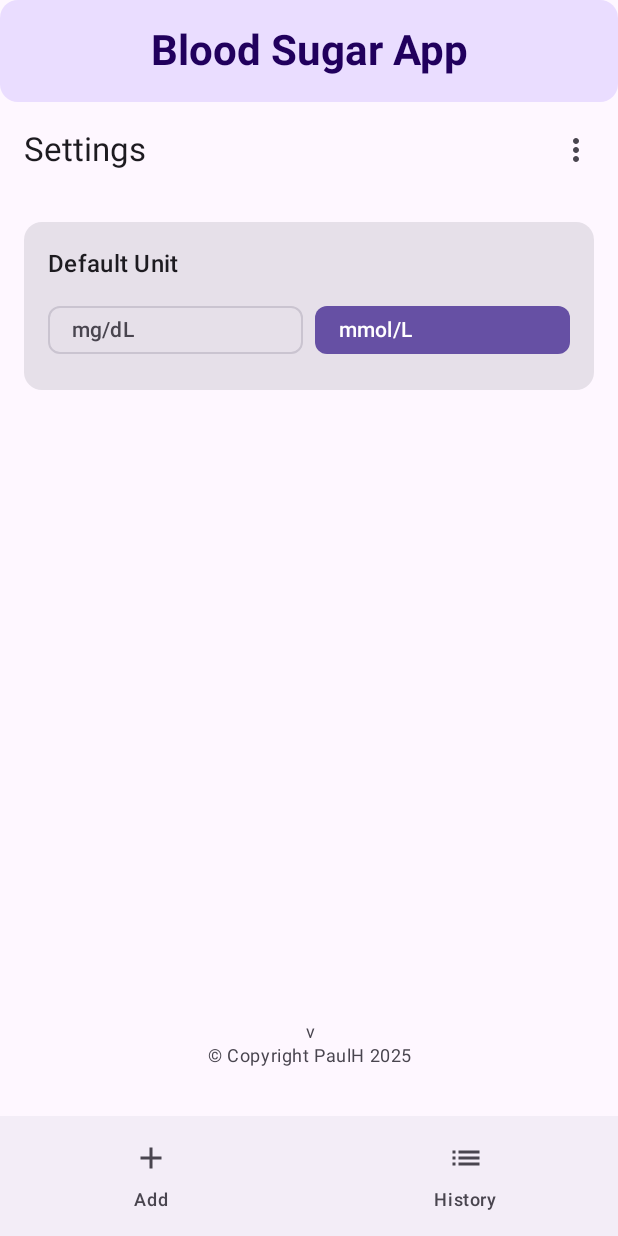
After one commit to paulharvey2012/BloodSugarApp, an Android app built with Jetpack Compose: the SettingsScreen screen opened through its navigation route, on a phone screen of 412 x 824 dp. The commit adds this screen. Run offline under Robolectric (Android 15) with nearby library versions, the phone set to English and light mode, and no system bars; our stand-ins replace Room's generated code.

Commit message:
Implement settings screen for unit preference and integrate DataStore for persistence

```diff
--- a/app/src/main/java/com/bloodsugar/app/MainActivity.kt
+++ b/app/src/main/java/com/bloodsugar/app/MainActivity.kt
@@ -10,6 +10,8 @@ import androidx.compose.ui.Modifier
 import androidx.lifecycle.viewmodel.compose.viewModel
 import com.bloodsugar.app.data.AppDatabase
 import com.bloodsugar.app.data.ReadingRepository
+import com.bloodsugar.app.data.UnitPreferences
+import com.bloodsugar.app.data.dataStore
 import com.bloodsugar.app.ui.BloodSugarApp
 import com.bloodsugar.app.ui.ReadingViewModel
 import com.bloodsugar.app.ui.ReadingViewModelFactory
@@ -21,7 +23,9 @@ class MainActivity : ComponentActivity() {
 
         val database = AppDatabase.getDatabase(this)
         val repository = ReadingRepository(database.readingDao())
-        val viewModelFactory = ReadingViewModelFactory(repository)
+        // Provide DataStore-backed UnitPreferences so unit selection persists across app restarts
+        val unitPrefs = UnitPreferences(applicationContext.dataStore)
+        val viewModelFactory = ReadingViewModelFactory(repository, unitPrefs)
 
         setContent {
             BloodSugarAppTheme {
--- /dev/null
+++ b/app/src/main/java/com/bloodsugar/app/data/UnitPreferences.kt
@@ -0,0 +1,31 @@
+package com.bloodsugar.app.data
+
+import android.content.Context
+import androidx.datastore.core.DataStore
+import androidx.datastore.preferences.core.Preferences
+import androidx.datastore.preferences.core.edit
+import androidx.datastore.preferences.core.stringPreferencesKey
+import androidx.datastore.preferences.preferencesDataStore
+import kotlinx.coroutines.flow.Flow
+import kotlinx.coroutines.flow.map
+
+// DataStore delegate (top-level) — uses "settings" as filename
+val Context.dataStore: DataStore<Preferences> by preferencesDataStore(name = "settings")
+
+class UnitPreferences(private val dataStore: DataStore<Preferences>) {
+    companion object {
+        private val UNIT_KEY = stringPreferencesKey("default_unit")
+        const val DEFAULT_UNIT = "mmol/L"
+    }
+
+    val unitFlow: Flow<String> = dataStore.data
+        .map { prefs ->
+            prefs[UNIT_KEY] ?: DEFAULT_UNIT
+        }
+
+    suspend fun setUnit(unit: String) {
+        dataStore.edit { prefs ->
+            prefs[UNIT_KEY] = unit
+        }
+    }
+}
--- a/app/src/main/java/com/bloodsugar/app/ui/AddReadingScreen.kt
+++ b/app/src/main/java/com/bloodsugar/app/ui/AddReadingScreen.kt
@@ -17,6 +17,7 @@ import com.bloodsugar.app.ui.components.VersionFooter
 import com.bloodsugar.app.ui.theme.BloodSugarAppTheme
 import java.text.SimpleDateFormat
 import java.util.*
+import androidx.lifecycle.compose.collectAsStateWithLifecycle
 
 @OptIn(ExperimentalMaterial3Api::class)
 @Composable
@@ -25,7 +26,6 @@ fun AddReadingScreen(viewModel: ReadingViewModel) {
     var value by remember { mutableStateOf("") }
     var notes by remember { mutableStateOf("") }
     var selectedDate by remember { mutableStateOf(Date()) }
-    var selectedUnit by remember { mutableStateOf("mmol/L") }
 
     // Date and Time picker states
     var showDatePicker by remember { mutableStateOf(false) }
@@ -45,6 +45,9 @@ fun AddReadingScreen(viewModel: ReadingViewModel) {
 
     val dateFormatter = SimpleDateFormat("MMM dd, yyyy", Locale.getDefault())
     val timeFormatter = SimpleDateFormat("HH:mm", Locale.getDefault())
+
+    // Read unit preference from ViewModel
+    val selectedUnit by viewModel.unit.collectAsStateWithLifecycle(initialValue = "mmol/L")
 
     // Date Picker Dialog
     if (showDatePicker) {
@@ -132,26 +135,30 @@ fun AddReadingScreen(viewModel: ReadingViewModel) {
                         FilterChip(
                             onClick = {
                                 selectedType = 0
+                                // Keep existing unit preference (do not override)
                             },
                             label = { Text("Blood Sugar") },
                             selected = selectedType == 0,
                             modifier = Modifier.weight(1f),
                             colors = FilterChipDefaults.filterChipColors(
                                 selectedContainerColor = MaterialTheme.colorScheme.primary,
-                                selectedLabelColor = MaterialTheme.colorScheme.onPrimary
+                                selectedLabelColor = MaterialTheme.colorScheme.onPrimary,
+                                selectedLeadingIconColor = MaterialTheme.colorScheme.onPrimary
                             )
                         )
                         FilterChip(
                             onClick = {
                                 selectedType = 1
-                                selectedUnit = "mmol/L"
+                                // Default unit for ketones is mmol/L
+                                viewModel.setUnit("mmol/L")
                             },
                             label = { Text("Ketones") },
                             selected = selectedType == 1,
                             modifier = Modifier.weight(1f),
                             colors = FilterChipDefaults.filterChipColors(
                                 selectedContainerColor = MaterialTheme.colorScheme.primary,
-                                selectedLabelColor = MaterialTheme.colorScheme.onPrimary
+                                selectedLabelColor = MaterialTheme.colorScheme.onPrimary,
+                                selectedLeadingIconColor = MaterialTheme.colorScheme.onPrimary
                             )
                         )
                     }
@@ -159,8 +166,7 @@ fun AddReadingScreen(viewModel: ReadingViewModel) {
             }
         }
 
-        // Unit Selection (for Blood Sugar)
-        if (selectedType == 0) {
+        // Unit display (now uses app preference from Settings)
         item {
             Card(
                 modifier = Modifier.fillMaxWidth()
@@ -173,32 +179,10 @@ fun AddReadingScreen(viewModel: ReadingViewModel) {
                         style = MaterialTheme.typography.titleMedium
                     )
                     Spacer(modifier = Modifier.height(8.dp))
-                        Row(
-                            modifier = Modifier.fillMaxWidth(),
-                            horizontalArrangement = Arrangement.spacedBy(8.dp)
-                        ) {
-                            FilterChip(
-                                onClick = { selectedUnit = "mg/dL" },
-                                label = { Text("mg/dL") },
-                                selected = selectedUnit == "mg/dL",
-                                modifier = Modifier.weight(1f),
-                                colors = FilterChipDefaults.filterChipColors(
-                                    selectedContainerColor = MaterialTheme.colorScheme.primary,
-                                    selectedLabelColor = MaterialTheme.colorScheme.onPrimary
+                    Text(
+                        text = selectedUnit,
+                        style = MaterialTheme.typography.bodyMedium
                     )
-                            )
-                            FilterChip(
-                                onClick = { selectedUnit = "mmol/L" },
-                                label = { Text("mmol/L") },
-                                selected = selectedUnit == "mmol/L",
-                                modifier = Modifier.weight(1f),
-                                colors = FilterChipDefaults.filterChipColors(
-                                    selectedContainerColor = MaterialTheme.colorScheme.primary,
-                                    selectedLabelColor = MaterialTheme.colorScheme.onPrimary
-                                )
-                            )
-                        }
-                    }
                 }
             }
         }
--- a/app/src/main/java/com/bloodsugar/app/ui/BloodSugarApp.kt
+++ b/app/src/main/java/com/bloodsugar/app/ui/BloodSugarApp.kt
@@ -4,11 +4,11 @@ import androidx.compose.foundation.layout.*
 import androidx.compose.material.icons.Icons
 import androidx.compose.material.icons.filled.Add
 import androidx.compose.material.icons.filled.List
+import androidx.compose.material.icons.filled.MoreVert
 import androidx.compose.material3.*
 import androidx.compose.runtime.*
 import androidx.compose.ui.Modifier
 import androidx.compose.ui.tooling.preview.Preview
-import androidx.compose.ui.unit.dp
 import androidx.navigation.NavGraph.Companion.findStartDestination
 import androidx.navigation.compose.NavHost
 import androidx.navigation.compose.composable
@@ -34,15 +34,38 @@ fun BloodSugarApp(viewModel: ReadingViewModel) {
 
         Scaffold(
             topBar = {
+                var menuExpanded by remember { mutableStateOf(false) }
+
                 TopAppBar(
                     title = {
                         Text(
                             text = when (currentDestination?.route) {
                                 "add_reading" -> "Add Reading"
                                 "history" -> "Reading History"
+                                "settings" -> "Settings"
                                 else -> "Add Reading"
                             }
                         )
+                    },
+                    actions = {
+                        IconButton(onClick = { menuExpanded = true }) {
+                            Icon(Icons.Default.MoreVert, contentDescription = "Menu")
+                        }
+                        DropdownMenu(
+                            expanded = menuExpanded,
+                            onDismissRequest = { menuExpanded = false }
+                        ) {
+                            DropdownMenuItem(text = { Text("Settings") }, onClick = {
+                                menuExpanded = false
+                                navController.navigate("settings") {
+                                    popUpTo(navController.graph.findStartDestination().id) {
+                                        saveState = true
+                                    }
+                                    launchSingleTop = true
+                                    restoreState = true
+                                }
+                            })
+                        }
                     }
                 )
             },
@@ -89,6 +112,9 @@ fun BloodSugarApp(viewModel: ReadingViewModel) {
                 }
                 composable("history") {
                     HistoryScreen(viewModel = viewModel)
+                }
+                composable("settings") {
+                    SettingsScreen(viewModel = viewModel)
                 }
             }
         }
--- a/app/src/main/java/com/bloodsugar/app/ui/ReadingViewModel.kt
+++ b/app/src/main/java/com/bloodsugar/app/ui/ReadingViewModel.kt
@@ -5,18 +5,46 @@ import androidx.lifecycle.ViewModelProvider
 import androidx.lifecycle.viewModelScope
 import com.bloodsugar.app.data.Reading
 import com.bloodsugar.app.data.ReadingRepository
+import com.bloodsugar.app.data.UnitPreferences
 import kotlinx.coroutines.flow.Flow
 import kotlinx.coroutines.flow.MutableStateFlow
 import kotlinx.coroutines.flow.StateFlow
 import kotlinx.coroutines.launch
 import java.util.Date
 
-class ReadingViewModel(private val repository: ReadingRepository) : ViewModel() {
+class ReadingViewModel(
+    private val repository: ReadingRepository,
+    private val unitPreferences: UnitPreferences? = null
+) : ViewModel() {
 
     val allReadings: Flow<List<Reading>> = repository.getAllReadings()
 
     private val _uiState = MutableStateFlow(ReadingUiState())
     val uiState: StateFlow<ReadingUiState> = _uiState
+
+    // Unit preference: in-memory default, but if UnitPreferences is provided it will be kept in sync
+    private val _unit = MutableStateFlow(UnitPreferences.DEFAULT_UNIT)
+    val unit: StateFlow<String> = _unit
+
+    init {
+        unitPreferences?.let { prefs ->
+            viewModelScope.launch {
+                prefs.unitFlow.collect { value ->
+                    _unit.value = value
+                }
+            }
+        }
+    }
+
+    fun setUnit(newUnit: String) {
+        if (unitPreferences != null) {
+            viewModelScope.launch {
+                unitPreferences.setUnit(newUnit)
+            }
+        } else {
+            _unit.value = newUnit
+        }
+    }
 
     fun addBloodSugarReading(value: Double, date: Date, notes: String, unit: String = "mg/dL") {
         viewModelScope.launch {
@@ -62,11 +90,11 @@ data class ReadingUiState(
     val errorMessage: String? = null
 )
 
-class ReadingViewModelFactory(private val repository: ReadingRepository) : ViewModelProvider.Factory {
+class ReadingViewModelFactory(private val repository: ReadingRepository, private val unitPreferences: UnitPreferences? = null) : ViewModelProvider.Factory {
     override fun <T : ViewModel> create(modelClass: Class<T>): T {
         if (modelClass.isAssignableFrom(ReadingViewModel::class.java)) {
             @Suppress("UNCHECKED_CAST")
-            return ReadingViewModel(repository) as T
+            return ReadingViewModel(repository, unitPreferences) as T
         }
         throw IllegalArgumentException("Unknown ViewModel class")
     }
--- /dev/null
+++ b/app/src/main/java/com/bloodsugar/app/ui/SettingsScreen.kt
@@ -0,0 +1,79 @@
+package com.bloodsugar.app.ui
+
+import androidx.compose.foundation.layout.*
+import androidx.compose.material3.*
+import androidx.compose.runtime.*
+import androidx.compose.ui.Modifier
+import androidx.compose.ui.tooling.preview.Preview
+import androidx.compose.ui.unit.dp
+import com.bloodsugar.app.data.Reading
+import com.bloodsugar.app.data.ReadingRepository
+import com.bloodsugar.app.ui.components.VersionFooter
+import com.bloodsugar.app.ui.theme.BloodSugarAppTheme
+import androidx.lifecycle.compose.collectAsStateWithLifecycle
+import com.bloodsugar.app.data.UnitPreferences
+
+@OptIn(ExperimentalMaterial3Api::class)
+@Composable
+fun SettingsScreen(viewModel: ReadingViewModel) {
+    val unit by viewModel.unit.collectAsStateWithLifecycle(initialValue = UnitPreferences.DEFAULT_UNIT)
+
+    Column(
+        modifier = Modifier
+            .fillMaxSize()
+            .padding(16.dp),
+        verticalArrangement = Arrangement.spacedBy(16.dp)
+    ) {
+        Card(modifier = Modifier.fillMaxWidth()) {
+            Column(modifier = Modifier.padding(16.dp)) {
+                Text(text = "Default Unit", style = MaterialTheme.typography.titleMedium)
+                Spacer(modifier = Modifier.height(8.dp))
+                Row(horizontalArrangement = Arrangement.spacedBy(8.dp)) {
+                    FilterChip(
+                        onClick = { viewModel.setUnit("mg/dL") },
+                        selected = unit == "mg/dL",
+                        label = { Text("mg/dL") },
+                        colors = FilterChipDefaults.filterChipColors(
+                            selectedContainerColor = MaterialTheme.colorScheme.primary,
+                            selectedLabelColor = MaterialTheme.colorScheme.onPrimary
+                        ),
+                        modifier = Modifier.weight(1f)
+                    )
+                    FilterChip(
+                        onClick = { viewModel.setUnit("mmol/L") },
+                        selected = unit == "mmol/L",
+                        label = { Text("mmol/L") },
+                        colors = FilterChipDefaults.filterChipColors(
+                            selectedContainerColor = MaterialTheme.colorScheme.primary,
+                            selectedLabelColor = MaterialTheme.colorScheme.onPrimary
+                        ),
+                        modifier = Modifier.weight(1f)
+                    )
+                }
+            }
+        }
+
+        // Add more settings here later
+
+        Spacer(modifier = Modifier.weight(1f))
+
+        VersionFooter()
+    }
+}
+
+@Preview(showBackground = true)
+@Composable
+fun SettingsScreenPreview() {
+    BloodSugarAppTheme {
+        val mockDao = object : com.bloodsugar.app.data.ReadingDao {
+            override fun getAllReadings() = kotlinx.coroutines.flow.flowOf(emptyList<Reading>())
+            override suspend fun insertReading(reading: Reading) {}
+            override suspend fun updateReading(reading: Reading) {}
+            override suspend fun deleteReading(reading: Reading) {}
+            override suspend fun getReadingById(id: Long): Reading? = null
+        }
+        val mockRepository = ReadingRepository(mockDao)
+        val mockViewModel = ReadingViewModel(mockRepository)
+        SettingsScreen(viewModel = mockViewModel)
+    }
+}
--- a/build.gradle
+++ b/build.gradle
@@ -1,7 +1,7 @@
 buildscript {
     ext {
         compose_version = '1.5.4'
-        kotlin_version = '1.9.20'
+        kotlin_version = '1.9.20' // bumped from 1.9.10 to match Compose compiler compatibility
     }
     dependencies {
         classpath "org.jetbrains.kotlin:kotlin-gradle-plugin:$kotlin_version"
@@ -9,7 +9,7 @@ buildscript {
 }
 
 plugins {
-    id 'com.android.application' version '8.1.4' apply false
+    id 'com.android.application' version '8.13.0' apply false
     id 'org.jetbrains.kotlin.android' version '1.9.20' apply false
-    id 'com.google.devtools.ksp' version '1.9.20-1.0.14' apply false
+    id 'com.google.devtools.ksp' version '1.9.10-1.0.13' apply false
 }
```
Also changed, not shown: app/build.gradle (+86 -5 lines), gradle.properties (+10 -1 lines), gradle/wrapper/gradle-wrapper.properties, 1 other file. Lines whose indentation alone changed are shown as unchanged.
